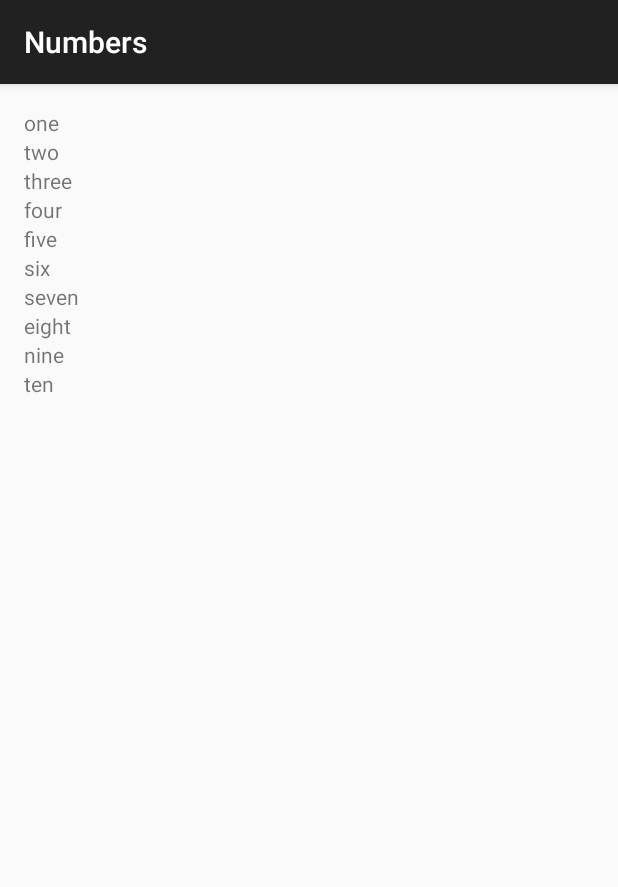
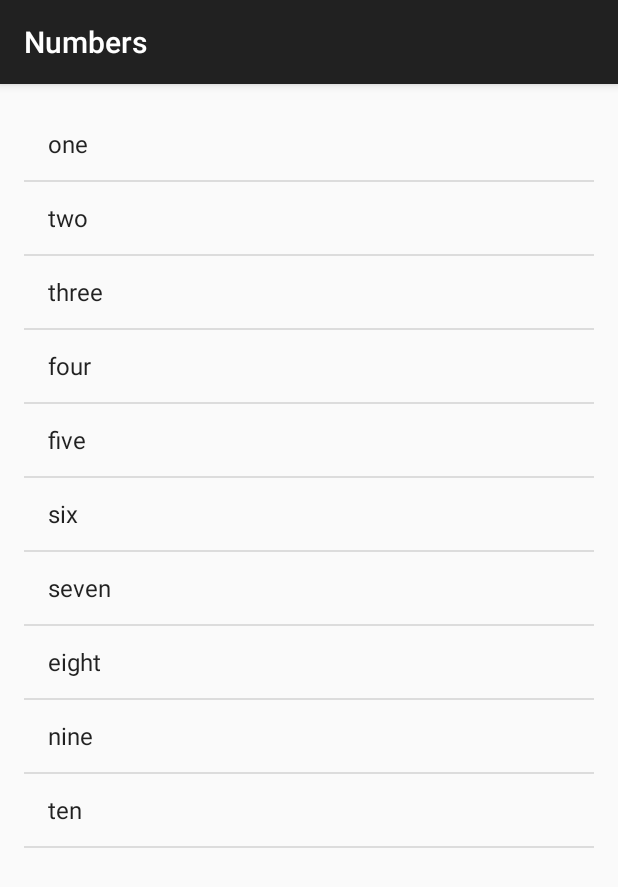
Before and after one commit to ChristianAA/ud839-Miwok, an Android app: the NumbersActivity screen opened directly, with no data from a screen before it, on a phone screen of 412 x 824 dp. Shown: the top 887 px of the screen. Run offline under Robolectric (Android 15) with nearby library versions, the light colour scheme and no system bars.

Commit message:
Switch to Using a ListView and Adapter

```diff
--- a/app/src/main/java/com/example/android/miwok/NumbersActivity.java
+++ b/app/src/main/java/com/example/android/miwok/NumbersActivity.java
@@ -2,12 +2,10 @@
 
 import android.os.Bundle;
 import android.support.v7.app.AppCompatActivity;
-import android.widget.LinearLayout;
-import android.widget.TextView;
+import android.widget.ArrayAdapter;
+import android.widget.ListView;
 
 import java.util.ArrayList;
-
-import static android.view.View.Z;
 
 public class NumbersActivity extends AppCompatActivity {
 
@@ -28,20 +26,10 @@
         words.add("nine");
         words.add("ten");
 
-        LinearLayout rootview = (LinearLayout) findViewById(R.id.rootView);
+        ArrayAdapter<String> itemsAdapter = new ArrayAdapter<String>(this, android.R.layout.simple_list_item_1, words);
 
-       /* int i = 0;
-        while (i < words.size()) {
-            TextView wordView = new TextView(this);
-            wordView.setText(words.get(i));
-            rootview.addView(wordView);
-            i++;
-        }    */
+        ListView listView = (ListView) findViewById(R.id.list);
 
-        for (int i = 0; i < words.size(); i++) {
-            TextView wordView = new TextView(this);
-            wordView.setText(words.get(i));
-            rootview.addView(wordView);
-        }
+        listView.setAdapter(itemsAdapter);
     }
 }
--- a/app/src/main/res/layout/activity_numbers.xml
+++ b/app/src/main/res/layout/activity_numbers.xml
@@ -1,15 +1,13 @@
 <?xml version="1.0" encoding="utf-8"?>
 
-<LinearLayout xmlns:android="http://schemas.android.com/apk/res/android"
+<ListView xmlns:android="http://schemas.android.com/apk/res/android"
     xmlns:tools="http://schemas.android.com/tools"
+    android:id="@+id/list"
+    android:orientation="vertical"
     android:layout_width="match_parent"
     android:layout_height="match_parent"
-    android:paddingBottom="16dp"
-    android:paddingLeft="16dp"
-    android:paddingRight="16dp"
-    android:paddingTop="16dp"
-    android:id="@+id/rootView"
-    android:orientation="vertical"
-    tools:context="com.example.android.miwok.NumbersActivity">
-
-</LinearLayout>
+    android:paddingBottom="@dimen/activity_vertical_margin"
+    android:paddingLeft="@dimen/activity_horizontal_margin"
+    android:paddingRight="@dimen/activity_horizontal_margin"
+    android:paddingTop="@dimen/activity_vertical_margin"
+    tools:context="com.example.android.miwok.NumbersActivity"/>
```
